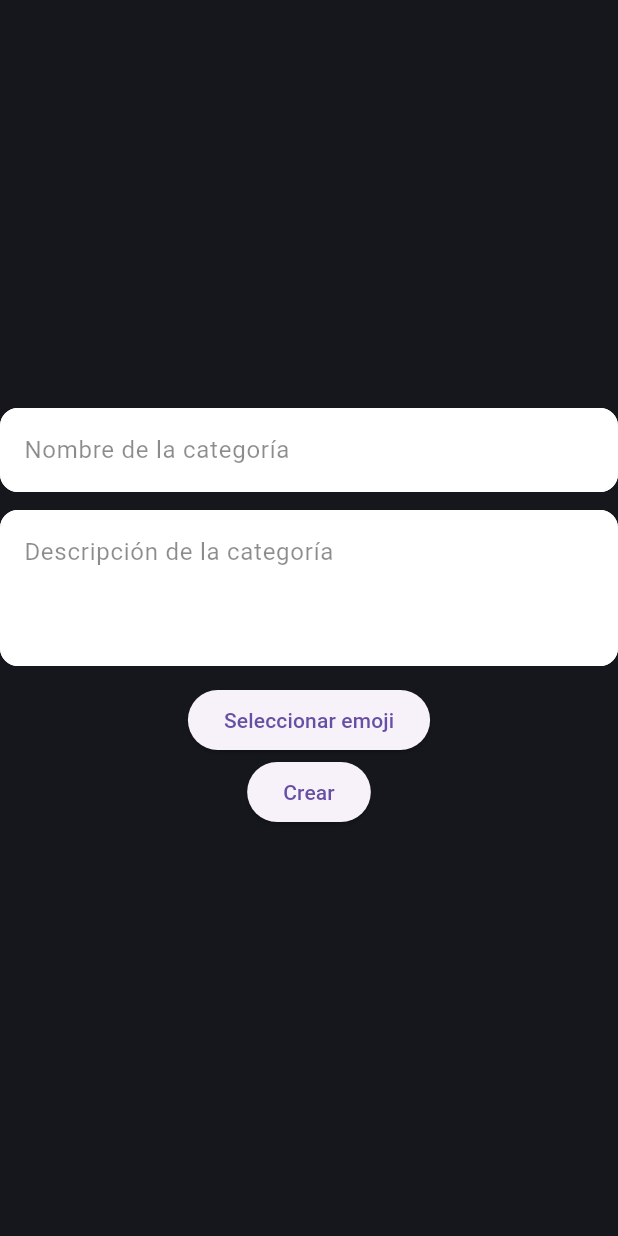
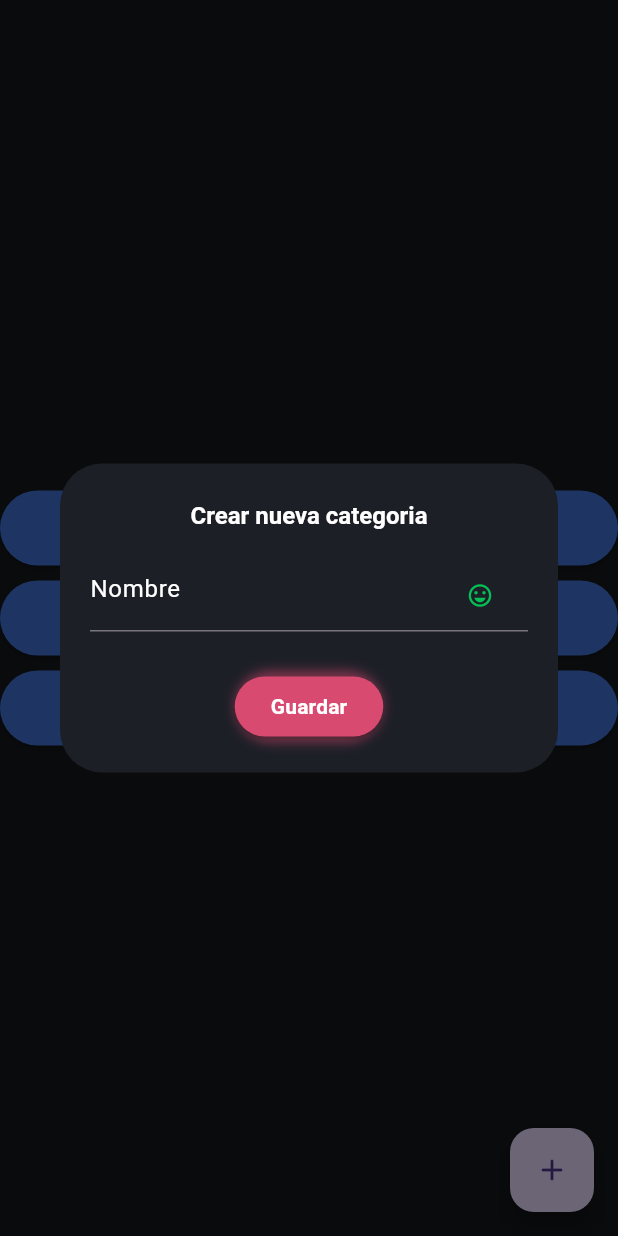
Before and after one commit to Diiiegor/financia-front, a Flutter app: the DashboardPage screen opened by its route, after a tap on "Crear nueva categoria", on a phone screen of 412 x 824 dp. Run offline on Flutter 3.47's test engine with Material 3 defaults, Android fonts, the phone set to English and light mode, and no system bars; our stand-ins replace emoji_picker_flutter, flutter_svg, get, get_storage; missing offline and left inert: dart:ffi; accounts and stored records are empty.

Commit message:
Refactor UI and navigation for improved user experience
- Added `FinanciaAppBar` for consistent app bar styling
- Replaced direct route navigation with modal for new category creation
- Enhanced category creation with input validation and improved error handling
- Simplified dashboard and movement page navigation
- Removed redundant route for new category page
- Added error handling and user feedback in category controller

```diff
--- a/app/lib/main.dart
+++ b/app/lib/main.dart
@@ -5,14 +5,13 @@ import 'package:app/src/pages/splash/splash.dart';
 import 'package:flutter/material.dart';
 import 'package:get/get.dart';
 import 'package:get_storage/get_storage.dart';
-import 'package:app/src/pages/categories/new_category_page.dart';
 import 'package:app/src/pages/movements/new_movement_page.dart';
 void main() async {
+
   final pages = [
     GetPage(name: '/login', page: () => Loginpage()),
     GetPage(name: '/dashboard', page: () => DashboardPage()),
     GetPage(name: '/movements', page: ()=>MovementsPage()),
-    GetPage(name: '/new-category', page: ()=>NewCategoryPage()),
     GetPage(name: '/new-movement', page: ()=>NewMovementPage())
   ];
 
--- a/app/lib/src/pages/categories/new_category_page.dart
+++ b/app/lib/src/pages/categories/new_category_page.dart
@@ -3,12 +3,14 @@ import 'package:get/get.dart';
 import 'controllers/category_controller.dart';
 import 'package:app/src/widgets/FilledTextField.dart';
 import 'package:emoji_picker_flutter/emoji_picker_flutter.dart';
+import 'package:app/src/UIKit/financia_appbar.dart';
 class NewCategoryPage extends StatelessWidget {
   final CategoryController categoryController = Get.put(CategoryController());
 
   @override
   Widget build(BuildContext context) {
     return  Scaffold(
+      appBar: FinanciaAppBar(title: "Nueva categoría", onBack: (){Get.back();}),
       body:  Center(
         child: Column(
           crossAxisAlignment: CrossAxisAlignment.center,
--- a/app/lib/src/pages/dashboard/controllers/dashboard_controller.dart
+++ b/app/lib/src/pages/dashboard/controllers/dashboard_controller.dart
@@ -1,15 +1,18 @@
 import 'package:get/get.dart';
-
+import 'package:app/src/widgets/new_category_modal.dart';
+import 'package:app/src/pages/categories/controllers/category_controller.dart';
 class DashboardController extends GetxController {
   void handleClickMovements() {
     Get.toNamed('/movements');
   }
 
   void handleClickNewCategory() {
-    Get.toNamed('/new-category');
+    Get.delete<CategoryController>();
+    Get.dialog(NewCategoryModal());
   }
 
   void handleClickNewMovement() {
     Get.toNamed('/new-movement');
   }
+
 }
--- a/app/lib/src/pages/dashboard/dashboard_page.dart
+++ b/app/lib/src/pages/dashboard/dashboard_page.dart
@@ -3,8 +3,8 @@ import 'package:flutter/material.dart';
 import 'package:get/get.dart';
 
 class DashboardPage extends StatelessWidget {
-  final DashboardController dashboardController =
-      Get.put(DashboardController());
+  DashboardPage({super.key});
+  final DashboardController dashboardController = Get.put(DashboardController());
   @override
   Widget build(BuildContext context) {
     return Scaffold(
@@ -19,19 +19,20 @@ class DashboardPage extends StatelessWidget {
               ElevatedButton(
                   onPressed: dashboardController.handleClickMovements,
                   style: const ButtonStyle(
-                      backgroundColor: const WidgetStatePropertyAll(
-                          Color.fromRGBO(65, 116, 217, 1)),
-                      minimumSize: const WidgetStatePropertyAll(
-                          Size(double.infinity, 50)),
-                      ),
+                    backgroundColor: const WidgetStatePropertyAll(
+                        Color.fromRGBO(65, 116, 217, 1)),
+                    minimumSize:
+                        const WidgetStatePropertyAll(Size(double.infinity, 50)),
+                  ),
                   child: const Text("Ver lista de movimientos")),
               const SizedBox(height: 10),
               ElevatedButton(
                   onPressed: dashboardController.handleClickNewCategory,
                   style: const ButtonStyle(
-                      backgroundColor:  WidgetStatePropertyAll(
+                      backgroundColor: WidgetStatePropertyAll(
                           Color.fromRGBO(65, 116, 217, 1)),
-                      minimumSize:  WidgetStatePropertyAll(Size(double.infinity, 50))),
+                      minimumSize:
+                          WidgetStatePropertyAll(Size(double.infinity, 50))),
                   child: const Text("Crear nueva categoria")),
               const SizedBox(height: 10),
               ElevatedButton(
@@ -39,7 +40,8 @@ class DashboardPage extends StatelessWidget {
                   style: const ButtonStyle(
                       backgroundColor: WidgetStatePropertyAll(
                           Color.fromRGBO(65, 116, 217, 1)),
-                      minimumSize: WidgetStatePropertyAll(Size(double.infinity, 50))),
+                      minimumSize:
+                          WidgetStatePropertyAll(Size(double.infinity, 50))),
                   child: const Text("Crear nuevo movimiento")),
             ],
           ),
--- a/app/lib/src/pages/login/components/emailLogin.dart
+++ b/app/lib/src/pages/login/components/emailLogin.dart
@@ -15,7 +15,7 @@ class Emaillogin extends StatelessWidget {
               TextField(
                 decoration: const InputDecoration(
                   hintText: "Correo",
-                  hintStyle: TextStyle(color: Colors.white),
+                  hintStyle: const TextStyle(color: Colors.white),
                 ),
                 controller: _logincontroller.usernameController,
                 style: const TextStyle(color: Colors.white),
--- a/app/lib/src/pages/movements/movements_page.dart
+++ b/app/lib/src/pages/movements/movements_page.dart
@@ -1,4 +1,5 @@
 import 'package:app/src/pages/movements/components/movement_item.dart';
+import 'package:app/src/UIKit/financia_appbar.dart';
 import 'package:flutter/material.dart';
 import 'package:get/get.dart';
 import './controllers/movements_controller.dart';
@@ -9,6 +10,7 @@ class MovementsPage extends StatelessWidget {
   @override
   Widget build(BuildContext context) {
     return Scaffold(
+      appBar: FinanciaAppBar(title: "Movimientos", onBack: (){Get.back();}),
       body:  Container(
         padding:const  EdgeInsets.symmetric(horizontal: 20,vertical: 10),
         child: Obx(() => ListView.builder(
--- /dev/null
+++ b/app/lib/src/widgets/new_category_modal.dart
@@ -0,0 +1,70 @@
+import 'package:app/src/UIKit/financia_button.dart';
+import 'package:flutter/material.dart';
+import 'package:app/src/UIKit/financia_colors.dart';
+import 'package:get/get.dart';
+import 'package:app/src/pages/categories/controllers/category_controller.dart';
+import 'package:emoji_picker_flutter/emoji_picker_flutter.dart';
+
+class NewCategoryModal extends StatelessWidget {
+  NewCategoryModal({super.key});
+  final CategoryController categoryController = Get.put(CategoryController());
+
+  @override
+  Widget build(BuildContext context) {
+    return SimpleDialog(
+      alignment: Alignment.center,
+      contentPadding: const EdgeInsets.all(20),
+      backgroundColor: FinanciaColors.bgSecondary.color,
+      title: const Text('Crear nueva categoria',style: TextStyle(color: Colors.white,fontSize: 16,fontWeight: FontWeight.bold),textAlign: TextAlign.center,),
+      children:  [
+        TextField(
+          controller: categoryController.nameController,
+          style:  const TextStyle(color: Colors.white),
+              decoration:  InputDecoration(
+                hintText: 'Nombre',
+                hintStyle: const TextStyle(color: Colors.white, fontSize: 16),
+                suffixIcon: TextButton(
+                  child:Obx(()=> categoryController.emoji.value.isEmpty ? Icon(Icons.emoji_emotions_outlined,color: FinanciaColors.buttonSecondary.color,) :
+                  Text(categoryController.emoji.value,style: const TextStyle(fontSize: 16),)),
+                  onPressed: () {
+                    categoryController.showEmojiPicker.value = !categoryController.showEmojiPicker.value;
+                },),
+              ),
+            ),
+        const SizedBox(height: 16),
+        Column(
+          children: [
+            const SizedBox(height: 10,),
+            SizedBox(width: 600,
+          child: Obx(() => categoryController.showEmojiPicker.value ? EmojiPicker(
+                config: Config(
+                  emojiViewConfig:  EmojiViewConfig(
+                    backgroundColor: FinanciaColors.bgSecondary.color,
+                    emojiSizeMax:20
+                  ),
+                  categoryViewConfig: CategoryViewConfig(
+                    backgroundColor: FinanciaColors.bgSecondary.color,
+                    indicatorColor: FinanciaColors.buttonSecondary.color,
+                    iconColorSelected: FinanciaColors.buttonSecondary.color,
+                  ),
+                  bottomActionBarConfig: const BottomActionBarConfig(
+                    enabled: false
+                  ),
+                ),
+                onEmojiSelected: (category, emoji) {
+                  categoryController.emoji.value = emoji.emoji;
+                },
+              ) : const SizedBox()),
+        ),
+            FinanciaButton(
+              text: "Guardar",
+              onPressed: () {
+                categoryController.storeCategory();
+              },
+            ),
+          ],
+        ),
+      ],
+    );
+  }
+}
```
Also changed, not shown: app/lib/src/UIKit/financia_appbar.dart (added, +26 -0 lines), app/lib/src/pages/categories/controllers/category_controller.dart (+36 -15 lines), app/lib/src/pages/movements/new_movement_page.dart (+2 -14 lines).
